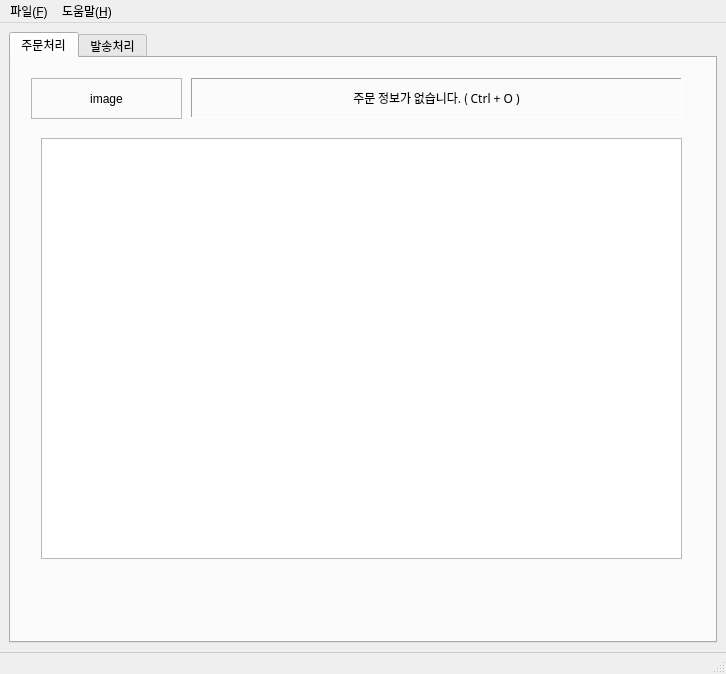
The window that ui/main_window.ui (Peanut0711/easy-fulfill) describes before a commit, drawn with Qt 5.
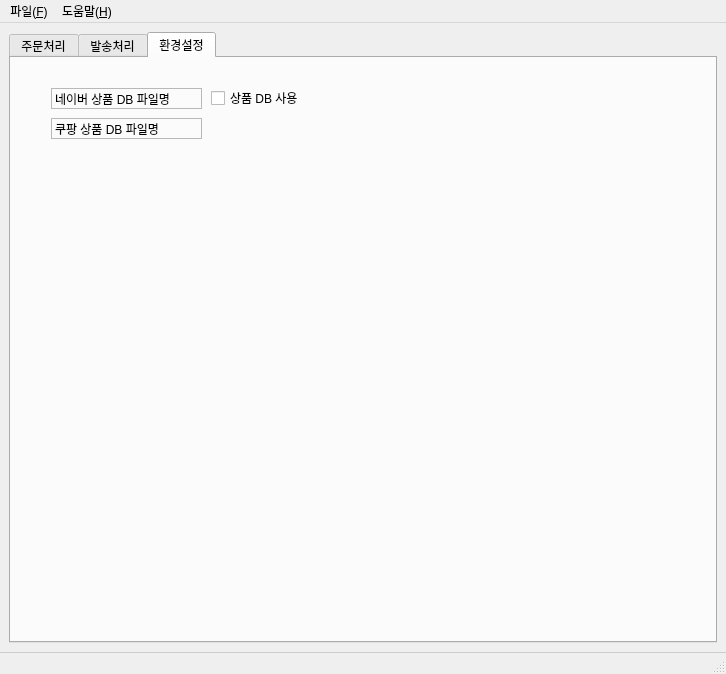
The same window after the commit. The open tabs and pages were chosen to show the change.

Commit message: 네이버 DB 연동 작업중

Patch:
```diff
--- a/ui/main_window.ui
+++ b/ui/main_window.ui
@@ -82,7 +82,7 @@
           <x>30</x>
           <y>80</y>
           <width>641</width>
-          <height>421</height>
+          <height>401</height>
          </rect>
         </property>
         <property name="sizePolicy">
@@ -250,6 +250,56 @@
         </property>
        </widget>
       </widget>
+      <widget class="QWidget" name="tab_2">
+       <attribute name="title">
+        <string>환경설정</string>
+       </attribute>
+       <widget class="QLabel" name="label_naver_product_csv">
+        <property name="geometry">
+         <rect>
+          <x>40</x>
+          <y>30</y>
+          <width>151</width>
+          <height>21</height>
+         </rect>
+        </property>
+        <property name="frameShape">
+         <enum>QFrame::Shape::StyledPanel</enum>
+        </property>
+        <property name="text">
+         <string>네이버 상품 DB 파일명</string>
+        </property>
+       </widget>
+       <widget class="QCheckBox" name="checkBox">
+        <property name="geometry">
+         <rect>
+          <x>200</x>
+          <y>30</y>
+          <width>111</width>
+          <height>20</height>
+         </rect>
+        </property>
+        <property name="text">
+         <string>상품 DB 사용</string>
+        </property>
+       </widget>
+       <widget class="QLabel" name="label_naver_product_csv_2">
+        <property name="geometry">
+         <rect>
+          <x>40</x>
+          <y>60</y>
+          <width>151</width>
+          <height>21</height>
+         </rect>
+        </property>
+        <property name="frameShape">
+         <enum>QFrame::Shape::StyledPanel</enum>
+        </property>
+        <property name="text">
+         <string>쿠팡 상품 DB 파일명</string>
+        </property>
+       </widget>
+      </widget>
      </widget>
     </item>
    </layout>
```
The commit also changes 2 other files.
